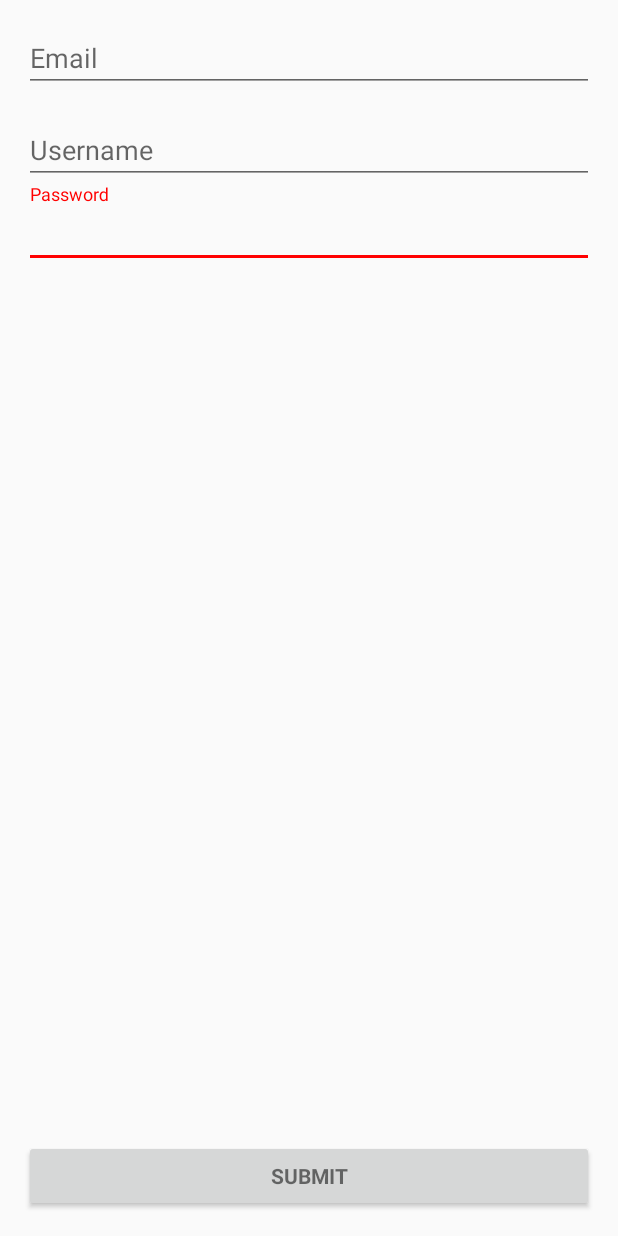
After one commit to motakill/ShareAndSearchFood, an Android app: the layout activity_regist.xml on its own in the app's theme, with its tools: preview values and no code run, on a phone screen of 412 x 824 dp. The commit adds this screen. Run offline under Robolectric (Android 15) with nearby library versions, the phone set to English and light mode, and no system bars.

Commit message:
register page :)

```diff
--- /dev/null
+++ b/app/src/main/res/layout/activity_regist.xml
@@ -0,0 +1,74 @@
+<?xml version="1.0" encoding="utf-8"?>
+<RelativeLayout xmlns:android="http://schemas.android.com/apk/res/android"
+    xmlns:tools="http://schemas.android.com/tools"
+    android:id="@+id/activity_regist"
+    android:layout_width="wrap_content"
+    android:layout_height="wrap_content"
+    android:paddingBottom="@dimen/activity_vertical_margin"
+    android:paddingLeft="@dimen/activity_horizontal_margin"
+    android:paddingRight="@dimen/activity_horizontal_margin"
+    android:paddingTop="@dimen/activity_vertical_margin"
+    tools:context="com.shareandsearchfood.shareandsearchfood.RegistActivity">
+
+    <android.support.design.widget.TextInputLayout
+        android:layout_width="match_parent"
+        android:layout_height="wrap_content"
+        android:layout_below="@+id/user"
+        android:layout_alignParentLeft="true"
+        android:layout_alignParentStart="true">
+
+
+        <EditText
+            android:id="@+id/password"
+            android:layout_width="match_parent"
+            android:layout_height="wrap_content"
+            android:hint="@string/prompt_password"
+            android:imeActionId="@+id/login"
+            android:imeActionLabel="@string/action_sign_in_short"
+            android:imeOptions="actionUnspecified"
+            android:inputType="textPassword"
+            android:maxLines="1"
+            android:layout_marginTop="23dp"
+            android:layout_below="@+id/user"
+            android:layout_alignParentLeft="true"
+            android:layout_alignParentStart="true" />
+
+    </android.support.design.widget.TextInputLayout>
+
+    <AutoCompleteTextView
+        android:id="@+id/user"
+        android:layout_width="match_parent"
+        android:layout_height="wrap_content"
+        android:hint="@string/prompt_user"
+        android:inputType="textEmailAddress"
+        android:maxLines="1"
+        android:layout_marginTop="16dp"
+        android:layout_below="@+id/email"
+        android:layout_alignParentLeft="true"
+        android:layout_alignParentStart="true" />
+
+    <Button
+        android:id="@+id/button3"
+        style="?android:textAppearanceSmall"
+        android:layout_width="match_parent"
+        android:layout_height="wrap_content"
+        android:layout_weight="0.68"
+        android:text="@string/action_submit"
+        android:textStyle="bold"
+        android:layout_marginBottom="20dp"
+        android:layout_alignParentBottom="true"
+        android:layout_alignParentLeft="true"
+        android:layout_alignParentStart="true" />
+
+    <AutoCompleteTextView
+        android:id="@+id/email"
+        android:layout_width="match_parent"
+        android:layout_height="wrap_content"
+        android:hint="@string/prompt_email"
+        android:inputType="textEmailAddress"
+        android:maxLines="1"
+        android:layout_alignParentTop="true"
+        android:layout_alignParentLeft="true"
+        android:layout_alignParentStart="true" />
+
+</RelativeLayout>
--- a/app/src/main/res/values/strings.xml
+++ b/app/src/main/res/values/strings.xml
@@ -1,11 +1,21 @@
 <resources>
     <string name="app_name">S&amp;SFood</string>
+    <string name="register_name">Registration</string>
+
 
     <!-- Strings related to login -->
     <string name="prompt_email">Email</string>
+
+    <string name="prompt_birthdate">Birth Date DD/MM/YYYY</string>
+    <string name="prompt_user">Username</string>
+
     <string name="prompt_password">Password</string>
+    <string name="prompt_confirmpassword">Confirm Password</string>
+
     <string name="action_sign_in">Sign in</string>
     <string name="action_register">Register</string>
+    <string name="action_submit">Submit</string>
+
     <string name="action_sign_in_short">Sign in</string>
     <string name="error_invalid_email">This email address is invalid</string>
     <string name="error_invalid_password">This password is too short</string>
@@ -21,4 +31,9 @@
 
     <string name="action_settings">Settings</string>
     <string name="facebook_app_id">305206553193921</string>
+    <string name="title_activity_register">RegisterActivity</string>
+
+
+    <string name="from_date">From Date</string>
+    <string name="to_date">To Date</string>
 </resources>
```
Also changed, not shown: app/src/main/AndroidManifest.xml (+19 -6 lines), app/src/main/java/com/shareandsearchfood/shareandsearchfood/RegistActivity.java (added, +13 -0 lines), app/src/main/res/layout/content_register.xml (added, +16 -0 lines), app/src/main/ic_launcher-web.png, app/src/main/res/mipmap-hdpi/ic_launcher.png, app/src/main/res/mipmap-mdpi/ic_launcher.png, app/src/main/res/mipmap-xhdpi/ic_launcher.png, app/src/main/res/mipmap-xxhdpi/ic_launcher.png, app/src/main/res/mipmap-xxxhdpi/ic_launcher.png.
